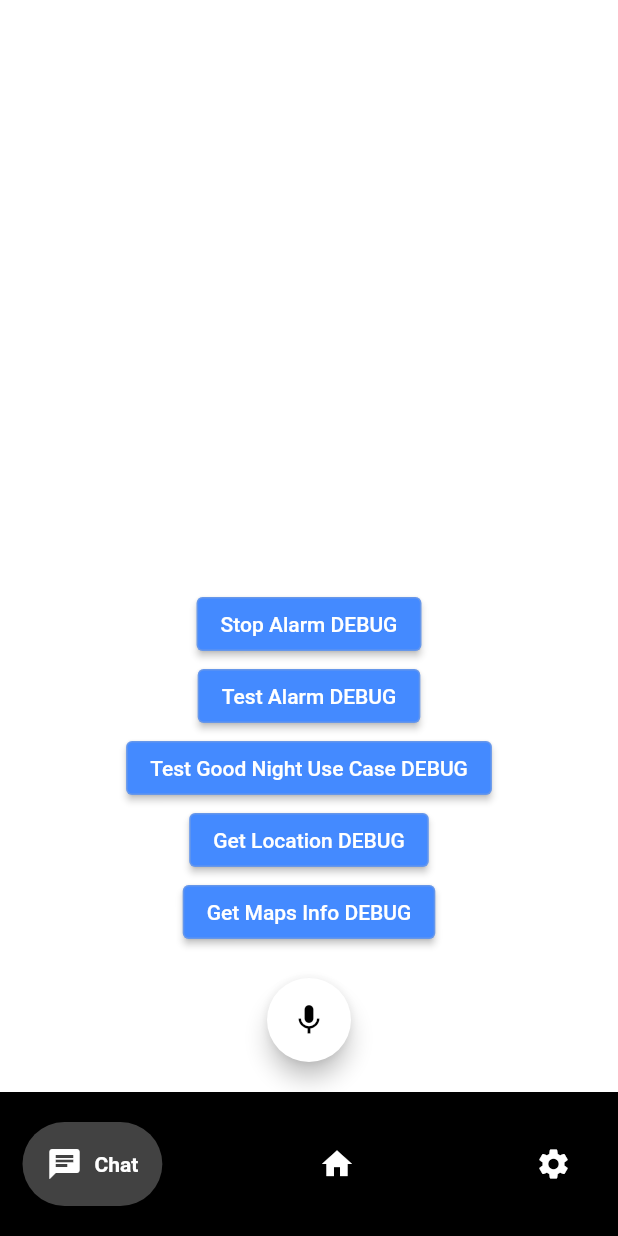
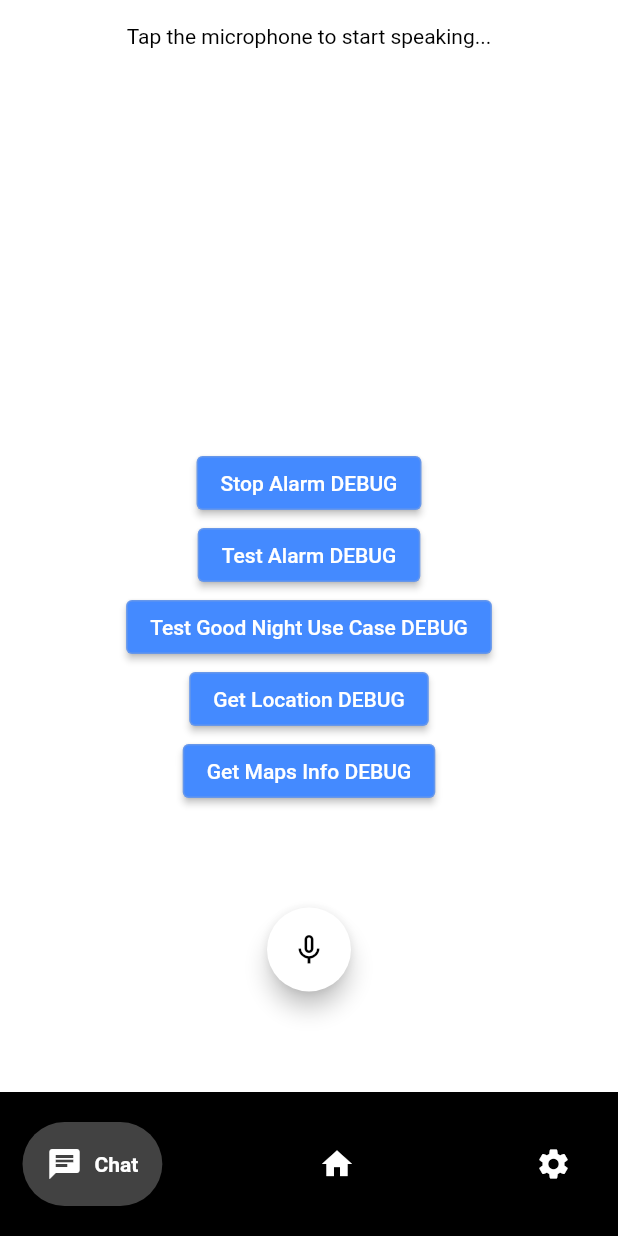
Before and after one commit to ASWE-PDA/Personal-Digital-Agent, a Flutter app: the screen it shows after launch, after a tap on "Stop Alarm DEBUG", on a phone screen of 412 x 824 dp. Run offline on Flutter 3.47's test engine with Material 2 defaults, Android fonts, the phone set to English and light mode, and no system bars; drawn by our look-alikes of avatar_glow, google_nav_bar; our stand-ins replace flutter_local_notifications, flutter_tts, geolocator, shared_preferences, speech_to_text, timezone; missing offline and left inert: alarm.

Commit message:
add speech-to-text funcitonality

```diff
--- a/lib/chat.dart
+++ b/lib/chat.dart
@@ -1,3 +1,4 @@
+import 'package:avatar_glow/avatar_glow.dart';
 import 'package:flutter/material.dart';
 import 'package:flutter_tts/flutter_tts.dart';
 import 'package:geolocator/geolocator.dart';
@@ -10,6 +11,8 @@ import 'package:luna/Services/notification_service.dart';
 import 'package:luna/UseCases/good_night_use_case.dart';
 import 'package:provider/provider.dart';
 import 'package:shared_preferences/shared_preferences.dart';
+import 'package:speech_to_text/speech_recognition_result.dart';
+import 'package:speech_to_text/speech_to_text.dart';
 
 class ChatPage extends StatefulWidget {
   @override
@@ -18,10 +21,20 @@ class ChatPage extends StatefulWidget {
 
 class _ChatPageState extends State<ChatPage> {
   FlutterTts flutterTts = FlutterTts();
+  SpeechToText _speechToText = SpeechToText();
   MapsService mapsService = MapsService();
-  bool recording = false;
+  bool _speechEnabled = false;
+  String lastWords = '';
   String user = "";
   String ip = "";
+
+  @override
+  void initState() {
+    super.initState();
+    loadPreferences();
+    _initSpeech();
+  }
+
   Position? _currentPosition;
 
   BridgeModel userModel = BridgeModel();
@@ -57,10 +70,30 @@ class _ChatPageState extends State<ChatPage> {
     }
   }
 
-  @override
-  void initState() {
-    super.initState();
-    loadPreferences();
+  /// Initialize speech to text, only once
+  void _initSpeech() async {
+    _speechEnabled = await _speechToText.initialize();
+    setState(() {});
+  }
+
+  /// Each time to start a speech recognition session
+  void _startListening() async {
+    lastWords = '';
+    await _speechToText.listen(onResult: _onSpeechResult);
+    setState(() {});
+  }
+
+  /// Manually stop the active speech recognition session
+  void _stopListening() async {
+    await _speechToText.stop();
+    setState(() {});
+  }
+
+  /// Callback that the SpeechToText plugin uses to return the recognized words
+  void _onSpeechResult(SpeechRecognitionResult result) {
+    setState(() {
+      lastWords = result.recognizedWords;
+    });
     _getCurrentLocation();
   }
 
@@ -68,10 +101,30 @@ class _ChatPageState extends State<ChatPage> {
   Widget build(BuildContext context) {
     loadPreferences();
     return Scaffold(
-        body: Center(
+      body: SafeArea(
+        child: Center(
           child: Column(
             mainAxisAlignment: MainAxisAlignment.end,
             children: [
+              Expanded(
+                child: Container(
+                  padding: EdgeInsets.all(16),
+                  child: Text(
+                    // if recording is active: show the recognized words
+                    _speechToText.isListening
+                        ? lastWords
+                        // if recording isn't active but could be tell the user
+                        // how to start it, otherwise indicate that speed
+                        // recognition is not yet ready or not supported on
+                        // target device
+                        : _speechEnabled
+                            ? lastWords != ''
+                                ? lastWords
+                                : 'Tap the microphone to start speaking...'
+                            : 'Speech recognition is not available on this device.',
+                  ),
+                ),
+              ),
               ElevatedButton(
                   onPressed: () async {
                     stopAlarm();
@@ -79,7 +132,8 @@ class _ChatPageState extends State<ChatPage> {
                   child: Text("Stop Alarm DEBUG")),
               ElevatedButton(
                   onPressed: () async {
-                setAlarmByDateTime(DateTime.now().add(Duration(seconds: 10)));
+                    setAlarmByDateTime(
+                        DateTime.now().add(Duration(seconds: 10)));
                   },
                   child: Text("Test Alarm DEBUG")),
               ElevatedButton(
@@ -105,15 +159,30 @@ class _ChatPageState extends State<ChatPage> {
                   child: Text("Get Maps Info DEBUG")),
               Padding(
                 padding: const EdgeInsets.all(20.0),
+                child: AvatarGlow(
+                  // using AvaterGLow to animate the recording button when active
+                  animate: _speechToText.isListening,
+                  glowColor: Theme.of(context).primaryColor,
+                  endRadius: 75.0,
+                  duration: const Duration(milliseconds: 2000),
+                  repeatPauseDuration: const Duration(milliseconds: 100),
+                  repeat: true,
                   child: FloatingActionButton(
-              onPressed: () {
-                recording = !recording;
-              },
-              child: Icon(Icons.mic),
+                    onPressed:
+                        // if not yet listening: start listening, otherwise stop
+                        _speechToText.isNotListening
+                            ? _startListening
+                            : _stopListening,
+                    child: Icon(_speechToText.isNotListening
+                        ? Icons.mic_none
+                        : Icons.mic),
+                  ),
                 ),
               ),
             ],
           ),
-    ));
+        ),
+      ),
+    );
   }
 }
--- a/pubspec.yaml
+++ b/pubspec.yaml
@@ -18,6 +18,8 @@ dependencies:
   shared_preferences: ^2.0.16
   http:
   flutter_tts: ^3.6.2
+  speech_to_text: ^6.1.1
+  avatar_glow: ^2.0.2
   alarm: ^0.2.9
   flutter_local_notifications: ^13.0.0
   timezone: ^0.9.0
```
Also changed, not shown: 4 other files. Lines whose indentation alone changed are shown as unchanged.
